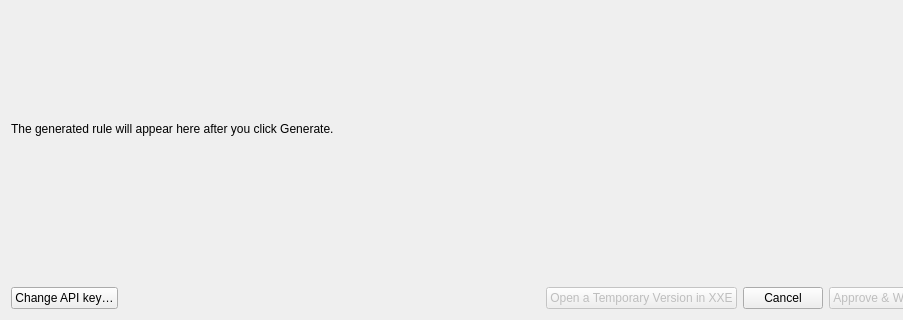
Before: the Qt Designer form Dev/Lib/Windows/WorkOnRulesWithAIWindow.ui in rmlockwood/FLExTrans, drawn with Qt 5; both pictures show x 0 to 903 and y 430 to 750 of the 1000 by 750 pixel window.
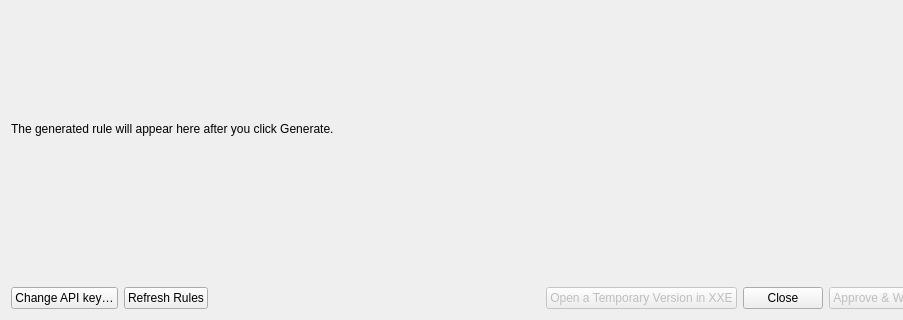
After: the same form once the commit is applied.

The edit to the form file:
```diff
--- a/Dev/Lib/Windows/WorkOnRulesWithAIWindow.ui
+++ b/Dev/Lib/Windows/WorkOnRulesWithAIWindow.ui
@@ -162,6 +162,16 @@
        </property>
       </widget>
      </item>
+     <item>
+      <widget class="QPushButton" name="refreshButton">
+       <property name="toolTip">
+        <string>Re-read the transfer rules file to update the list of rules (e.g. after you edit the file in another window).</string>
+       </property>
+       <property name="text">
+        <string>Refresh Rules</string>
+       </property>
+      </widget>
+     </item>
      <item>
       <spacer name="buttonSpacer">
        <property name="orientation">
@@ -188,7 +198,7 @@
      <item>
       <widget class="QPushButton" name="cancelButton">
        <property name="text">
-        <string>Cancel</string>
+        <string>Close</string>
        </property>
       </widget>
      </item>
```
Left out of the diff: 2 changed lines with no effect on the pictures.
